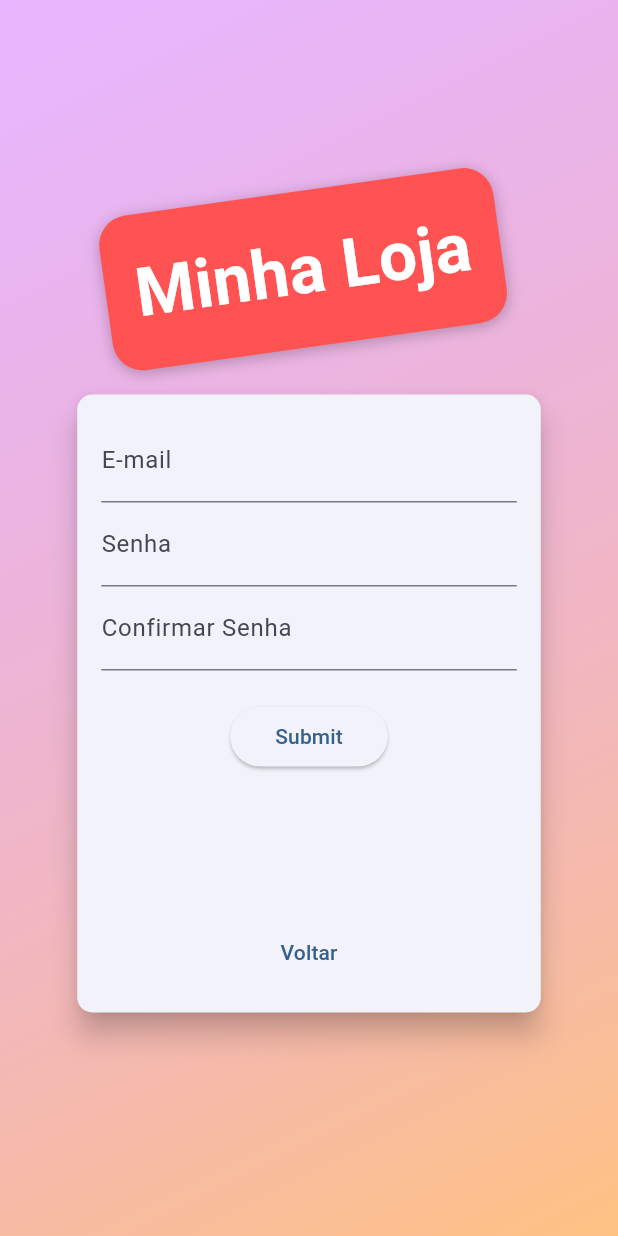
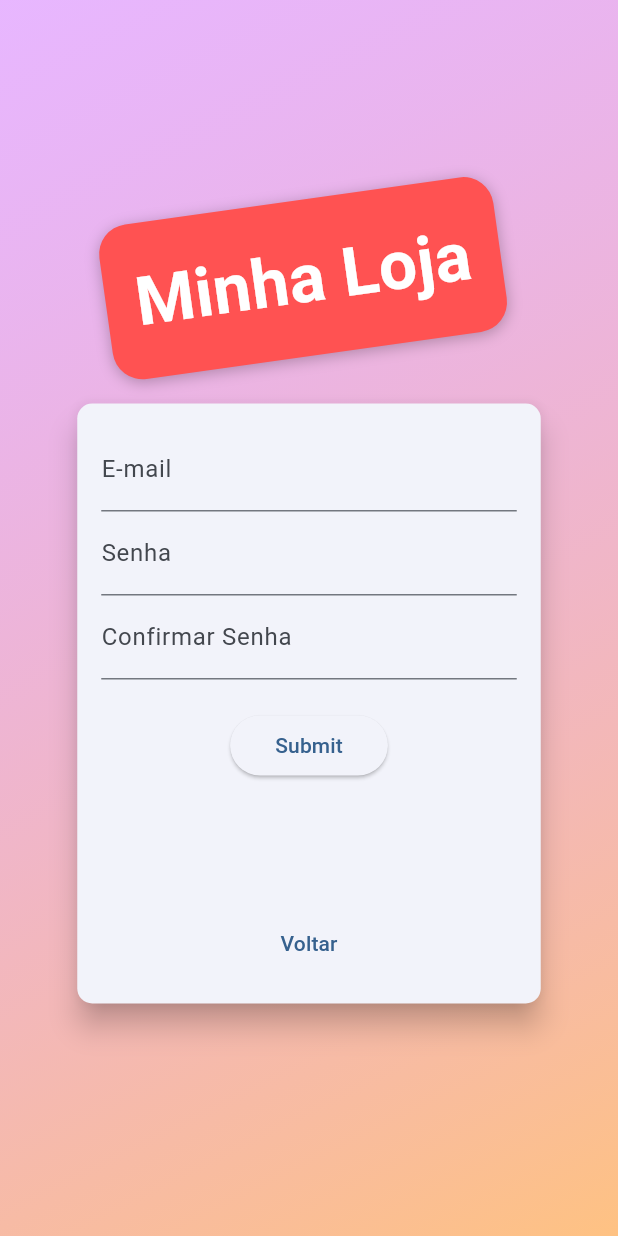
Before and after one commit to GoedertDalmolin/shop, a Flutter app: the screen it shows after launch, after a tap on "Registrar-se", on a phone screen of 412 x 824 dp. Run offline on Flutter 3.47's test engine with Material 3 defaults, Android fonts, the phone set to English and light mode, and no system bars; our stand-ins replace google_fonts, shared_preferences.

Commit message:
Added animation on auth_form.dart.

```diff
--- a/lib/components/auth_form.dart
+++ b/lib/components/auth_form.dart
@@ -15,7 +15,7 @@ class AuthForm extends StatefulWidget {
   State<AuthForm> createState() => _AuthFormState();
 }
 
-class _AuthFormState extends State<AuthForm> {
+class _AuthFormState extends State<AuthForm> with SingleTickerProviderStateMixin {
   final _passwordController = TextEditingController();
   var _authMode = AuthMode.login;
 
@@ -31,6 +31,39 @@ class _AuthFormState extends State<AuthForm> {
   bool _isLogin() => _authMode == AuthMode.login;
 
   bool _isSigup() => _authMode == AuthMode.singUp;
+
+  AnimationController? _controller;
+  Animation<Size>? _heightAnimation;
+
+  @override
+  initState() {
+    _controller = AnimationController(
+      vsync: this,
+      duration: const Duration(milliseconds: 350),
+    );
+
+    _heightAnimation = Tween(
+      begin: const Size(double.infinity, 310),
+      end: const Size(double.infinity, 400),
+    ).animate(
+      CurvedAnimation(parent: _controller!, curve: Curves.linear)
+    );
+
+    _heightAnimation?.addListener(() {
+      setState(() {
+
+      });
+    });
+
+    super.initState();
+  }
+
+
+  @override
+  dispose() {
+    _controller?.dispose();
+    super.dispose();
+  }
 
   _submit() async {
     bool isValidForm = _form.currentState?.validate() ?? false;
@@ -93,8 +126,10 @@ class _AuthFormState extends State<AuthForm> {
     setState(() {
       if (_isLogin()) {
         _authMode = AuthMode.singUp;
+        _controller?.forward();
       } else if (_isSigup()) {
         _authMode = AuthMode.login;
+        _controller?.reverse();
       }
     });
   }
@@ -109,7 +144,8 @@ class _AuthFormState extends State<AuthForm> {
       ),
       child: Container(
         padding: const EdgeInsets.all(16),
-        height: deviceSize.height * 0.50,
+        //height: deviceSize.height * 0.50,
+        height: _heightAnimation?.value.height ?? (_isLogin() ? 310: 500),
         width: deviceSize.width * 0.75,
         child: Form(
           key: _form,
```
Also changed, not shown: pubspec.lock.
